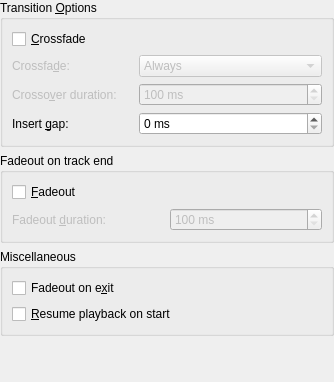
Qt form src/configdialog/dialogs/PlaybackConfig.ui (KDE/amarok) before a commit.
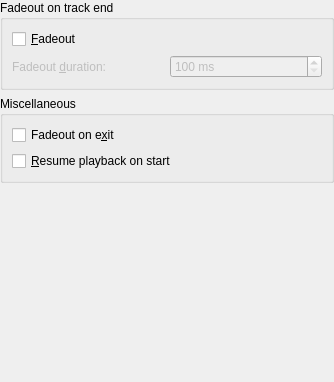
The same form after that commit.

Commit message: Crossfading is not implemented at this point, so let's simplify the settings dialog.

Diff of the .ui file:
```diff
--- a/src/configdialog/dialogs/PlaybackConfig.ui
+++ b/src/configdialog/dialogs/PlaybackConfig.ui
@@ -14,130 +14,6 @@
     <number>0</number>
    </property>
    <item row="0" column="0" >
-    <widget class="QGroupBox" name="groupBox_2" >
-     <property name="title" >
-      <string>Transition &amp;Options</string>
-     </property>
-     <layout class="QGridLayout" name="gridLayout_5" >
-      <item row="0" column="0" >
-       <widget class="QCheckBox" name="kcfg_Crossfade" >
-        <property name="text" >
-         <string>&amp;Crossfade</string>
-        </property>
-       </widget>
-      </item>
-      <item row="1" column="0" >
-       <widget class="QLabel" name="crossfadeDropdownText" >
-        <property name="enabled" >
-         <bool>false</bool>
-        </property>
-        <property name="text" >
-         <string>Crossfa&amp;de:</string>
-        </property>
-        <property name="buddy" >
-         <cstring>kcfg_CrossfadeType</cstring>
-        </property>
-       </widget>
-      </item>
-      <item row="1" column="1" >
-       <widget class="QComboBox" name="kcfg_CrossfadeType" >
-        <property name="enabled" >
-         <bool>false</bool>
-        </property>
-        <property name="toolTip" >
-         <string>Select when you want crossfading to occur</string>
-        </property>
-        <property name="whatsThis" >
-         <string>Select when you want crossfading to occur</string>
-        </property>
-        <property name="duplicatesEnabled" >
-         <bool>false</bool>
-        </property>
-        <item>
-         <property name="text" >
-          <string>Always</string>
-         </property>
-        </item>
-        <item>
-         <property name="text" >
-          <string>On Automatic Track Change</string>
-         </property>
-        </item>
-        <item>
-         <property name="text" >
-          <string>On Manual Track Change</string>
-         </property>
-        </item>
-       </widget>
-      </item>
-      <item row="2" column="0" >
-       <widget class="QLabel" name="crossfadeLengthLabel" >
-        <property name="enabled" >
-         <bool>false</bool>
-        </property>
-        <property name="text" >
-         <string>Crosso&amp;ver duration:</string>
-        </property>
-        <property name="buddy" >
-         <cstring>kcfg_CrossfadeLength</cstring>
-        </property>
-       </widget>
-      </item>
-      <item row="2" column="1" >
-       <widget class="QSpinBox" name="kcfg_CrossfadeLength" >
-        <property name="enabled" >
-         <bool>false</bool>
-        </property>
-        <property name="toolTip" >
-         <string>The length of the crossfade between tracks, in milliseconds.</string>
-        </property>
-        <property name="suffix" >
-         <string> ms</string>
-        </property>
-        <property name="minimum" >
-         <number>100</number>
-        </property>
-        <property name="maximum" >
-         <number>99999999</number>
-        </property>
-        <property name="singleStep" >
-         <number>100</number>
-        </property>
-       </widget>
-      </item>
-      <item row="3" column="0" >
-       <widget class="QLabel" name="trackDelayLengthLabel" >
-        <property name="text" >
-         <string>Insert &amp;gap:</string>
-        </property>
-        <property name="buddy" >
-         <cstring>kcfg_TrackDelayLength</cstring>
-        </property>
-       </widget>
-      </item>
-      <item row="3" column="1" >
-       <widget class="QSpinBox" name="kcfg_TrackDelayLength" >
-        <property name="toolTip" >
-         <string>Silence between tracks, in milliseconds.</string>
-        </property>
-        <property name="frame" >
-         <bool>true</bool>
-        </property>
-        <property name="suffix" >
-         <string> ms</string>
-        </property>
-        <property name="maximum" >
-         <number>10000</number>
-        </property>
-        <property name="singleStep" >
-         <number>100</number>
-        </property>
-       </widget>
-      </item>
-     </layout>
-    </widget>
-   </item>
-   <item row="1" column="0" >
     <widget class="QGroupBox" name="opt_crossfade_2" >
      <property name="whatsThis" >
       <string>&lt;b>Quit Behavior&lt;/b>
@@ -195,7 +71,7 @@
      </layout>
     </widget>
    </item>
-   <item row="2" column="0" >
+   <item row="1" column="0" >
     <widget class="QGroupBox" name="groupBox" >
      <property name="title" >
       <string>Miscellaneous</string>
@@ -224,7 +100,7 @@
      </layout>
     </widget>
    </item>
-   <item row="3" column="0" >
+   <item row="2" column="0" >
     <spacer name="verticalSpacer" >
      <property name="orientation" >
       <enum>Qt::Vertical</enum>
```
Left out of the diff: 96 changed lines with no effect on the pictures.
